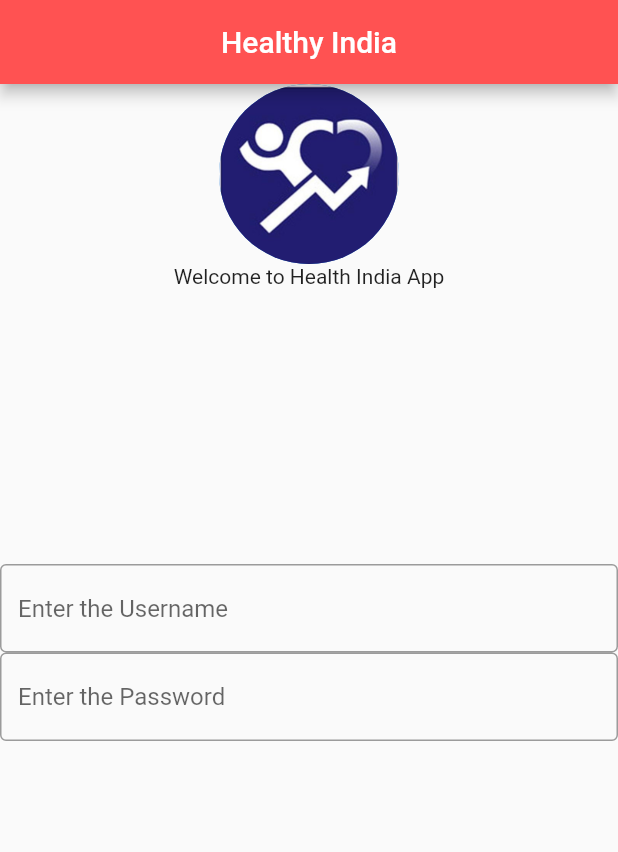
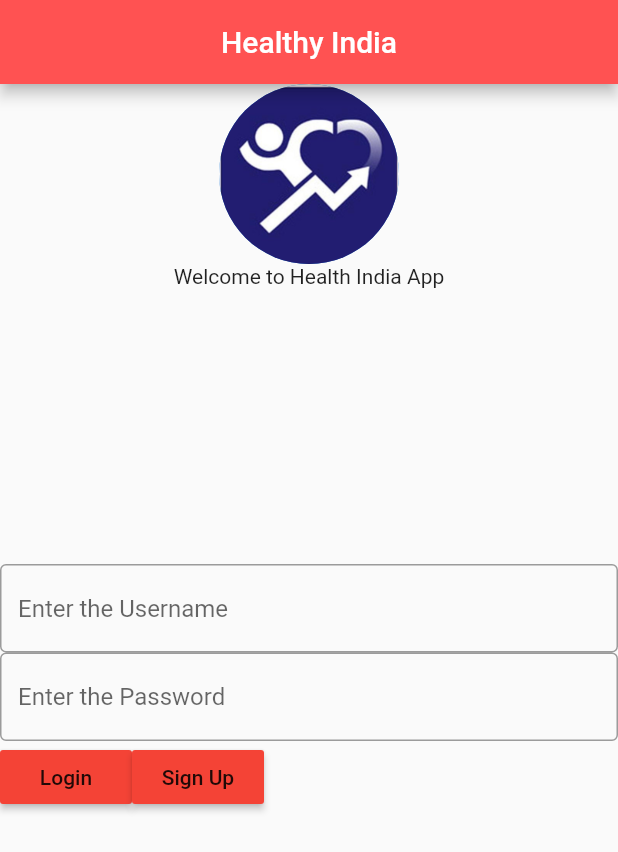
Before and after one commit to devanandp/Training_flutter_app, a Flutter app: the screen it shows after launch, on a phone screen of 412 x 824 dp. Shown: the top 852 px of the screen. Run offline on Flutter 3.47's test engine with Material 2 defaults, Android fonts, the phone set to English and light mode, and no system bars.

Commit message:
Assignment 1 added

```diff
--- a/lib/login_screen.dart
+++ b/lib/login_screen.dart
@@ -1,4 +1,3 @@
-import 'dart:ui';
 
 import 'package:flutter/material.dart';
 
@@ -38,6 +37,26 @@ class LoginScreen extends StatelessWidget {
                         border: OutlineInputBorder(),
                         hintText: 'Enter the Password')),
               ),
+              Center(
+                child: Row(
+                  children: <Widget>[
+                    RaisedButton(
+                      child: Text("Login"),
+                      color: Colors.red,
+                      padding: EdgeInsets.all(8.0),
+                      highlightColor: Colors.black,
+                      onPressed: (){},
+                    ),
+                    RaisedButton(
+                      child: Text("Sign Up"),
+                      color: Colors.red,
+                      padding: EdgeInsets.all(8.0),
+                     highlightColor: Colors.black,
+                      onPressed: (){},
+                    ),
+                  ],
+                ),
+              ),
             ],
           ),
         ),
```
Also changed, not shown: 1 other file.
